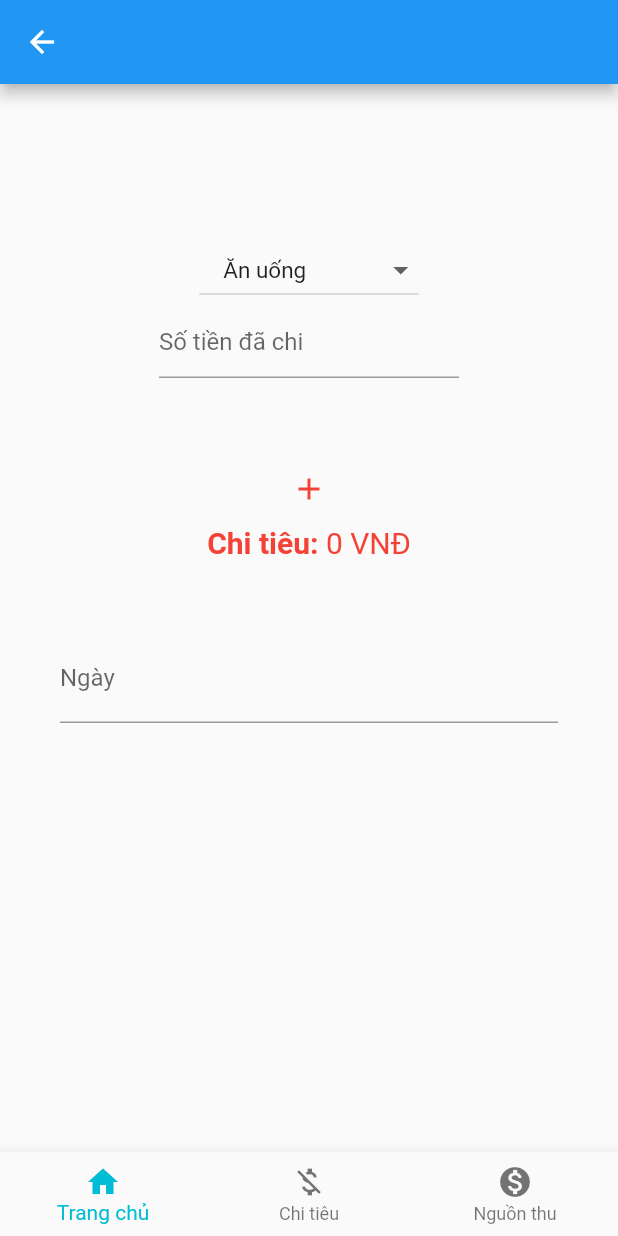
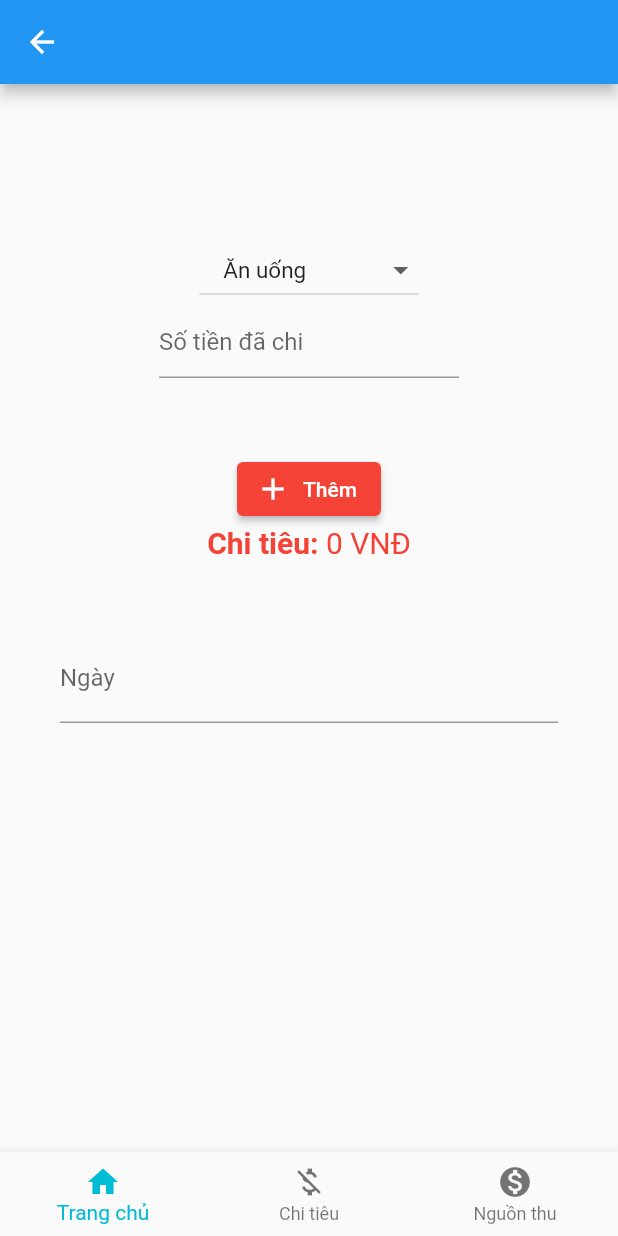
Before and after one commit to viettungvuong/SaveMoney, a Flutter app: the AddSpending screen opened directly, on a phone screen of 412 x 824 dp. Run offline on Flutter 3.47's test engine with Material 2 defaults, Android fonts, the light colour scheme and no system bars; drawn by our look-alikes of date_time_picker, dropdown_button2; our stand-ins replace cloud_firestore, dropdown_search, firebase_auth, firebase_core, firebase_database; missing offline and left inert: searchable_listview, selection_menu; accounts and stored records are empty; network calls fail.

Commit message:
Đổi thành elevatedbutton

```diff
--- a/lib/add.dart
+++ b/lib/add.dart
@@ -266,7 +266,7 @@ class _AddPageState extends State<AddSpending> {
 
             SizedBox(height: 50), // thêm khoảng trăng giữa 2 widget//number-
 
-            IconButton(
+            ElevatedButton.icon(
               onPressed: () {
                 addSpending(spentMoney, selectedCategory, spendings,
                     context); //lamda functikon
@@ -274,7 +274,8 @@ class _AddPageState extends State<AddSpending> {
                     context); //reset lai cac o so sau khi bam add
               },
               icon: Icon(Icons.add),
-              color: Colors.red,
+              style: ButtonStyle(backgroundColor: MaterialStateProperty.all(Colors.red),),
+              label: Text('Thêm'),
             ), //them button de add spending// only text box
 
             Row(mainAxisAlignment: MainAxisAlignment.center, children: [
--- a/lib/income.dart
+++ b/lib/income.dart
@@ -266,7 +266,7 @@ class _AddPageState extends State<AddEarning> {
 
             SizedBox(height: 50), // thêm khoảng trăng giữa 2 widget//number-
 
-            IconButton(
+            ElevatedButton.icon(
               onPressed: () {
                 addEarning(earnedMoney, selectedCategory, earnings,
                     context); //lamda functikon
@@ -274,7 +274,8 @@ class _AddPageState extends State<AddEarning> {
                     context); //reset lai cac o so sau khi bam add
               },
               icon: Icon(Icons.add),
-              color: Colors.green,
+              style: ButtonStyle(backgroundColor: MaterialStateProperty.all(Colors.green),),
+              label: Text('Thêm'),
             ), //them button de add spending// only text box
 
             Row(mainAxisAlignment: MainAxisAlignment.center, children: [
```
